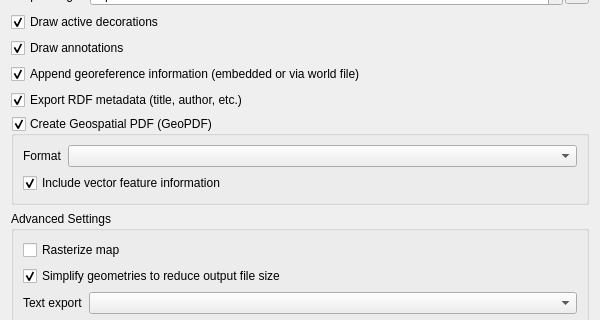
qgis/QGIS, file src/ui/qgsmapsavedialog.ui: the form before one commit; both pictures show x 0 to 600 and y 149 to 469 of the 600 by 629 pixel window.
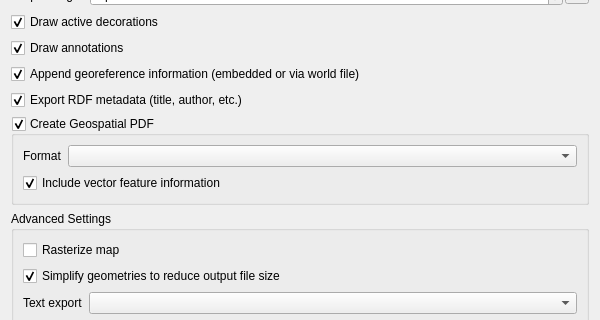
The form after the commit. Custom widgets are drawn as their Qt base class.

```diff
--- a/src/ui/qgsmapsavedialog.ui
+++ b/src/ui/qgsmapsavedialog.ui
@@ -69,7 +69,7 @@
      <item row="9" column="0" colspan="2">
       <widget class="QgsCollapsibleGroupBoxBasic" name="mGeoPDFGroupBox">
        <property name="title">
-        <string>Create Geospatial PDF (GeoPDF)</string>
+        <string>Create Geospatial PDF</string>
        </property>
        <property name="checkable">
         <bool>true</bool>
```
